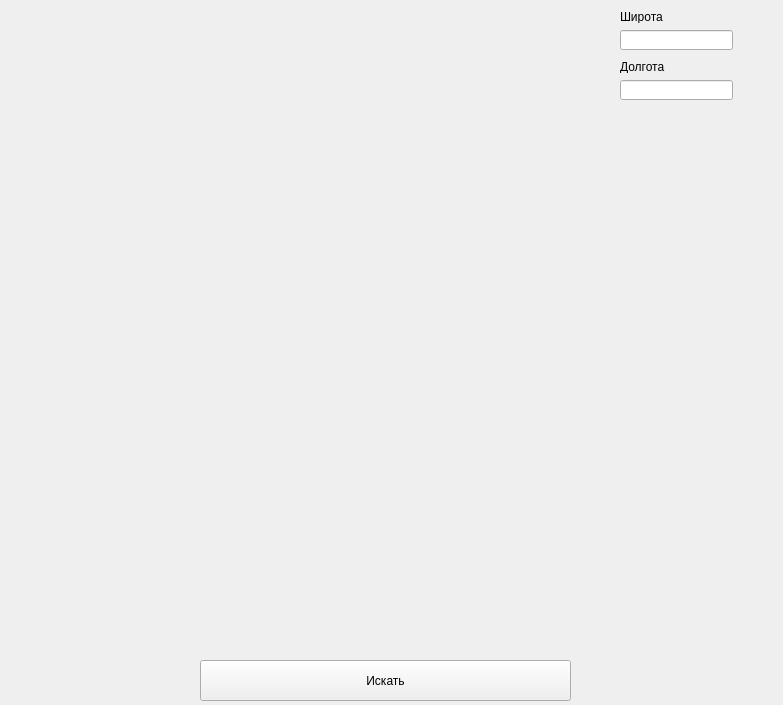
Above: Yandex-main/pyqt_design.ui from Alexadr1803/Yandex before the change. Below: the same form after it.
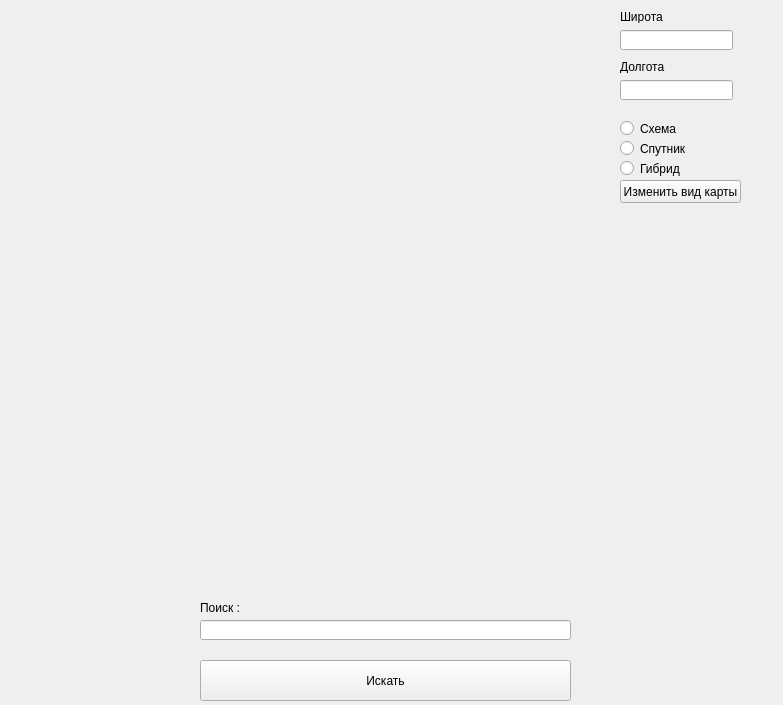
That is the form after the change.

```diff
--- a/Yandex-main/pyqt_design.ui
+++ b/Yandex-main/pyqt_design.ui
@@ -86,6 +86,81 @@
      <string>Долгота</string>
     </property>
    </widget>
+   <widget class="QRadioButton" name="r1">
+    <property name="geometry">
+     <rect>
+      <x>620</x>
+      <y>120</y>
+      <width>82</width>
+      <height>17</height>
+     </rect>
+    </property>
+    <property name="text">
+     <string>Схема</string>
+    </property>
+   </widget>
+   <widget class="QRadioButton" name="r2">
+    <property name="geometry">
+     <rect>
+      <x>620</x>
+      <y>140</y>
+      <width>82</width>
+      <height>17</height>
+     </rect>
+    </property>
+    <property name="text">
+     <string>Спутник</string>
+    </property>
+   </widget>
+   <widget class="QRadioButton" name="r3">
+    <property name="geometry">
+     <rect>
+      <x>620</x>
+      <y>160</y>
+      <width>82</width>
+      <height>17</height>
+     </rect>
+    </property>
+    <property name="text">
+     <string>Гибрид</string>
+    </property>
+   </widget>
+   <widget class="QPushButton" name="on_b">
+    <property name="geometry">
+     <rect>
+      <x>620</x>
+      <y>180</y>
+      <width>121</width>
+      <height>23</height>
+     </rect>
+    </property>
+    <property name="text">
+     <string>Изменить вид карты</string>
+    </property>
+   </widget>
+   <widget class="QLineEdit" name="search">
+    <property name="geometry">
+     <rect>
+      <x>200</x>
+      <y>620</y>
+      <width>371</width>
+      <height>20</height>
+     </rect>
+    </property>
+   </widget>
+   <widget class="QLabel" name="label_3">
+    <property name="geometry">
+     <rect>
+      <x>200</x>
+      <y>600</y>
+      <width>581</width>
+      <height>16</height>
+     </rect>
+    </property>
+    <property name="text">
+     <string>Поиск :</string>
+    </property>
+   </widget>
   </widget>
  </widget>
  <resources/>
```
Left out of the diff: 4 changed lines with no effect on the pictures.
